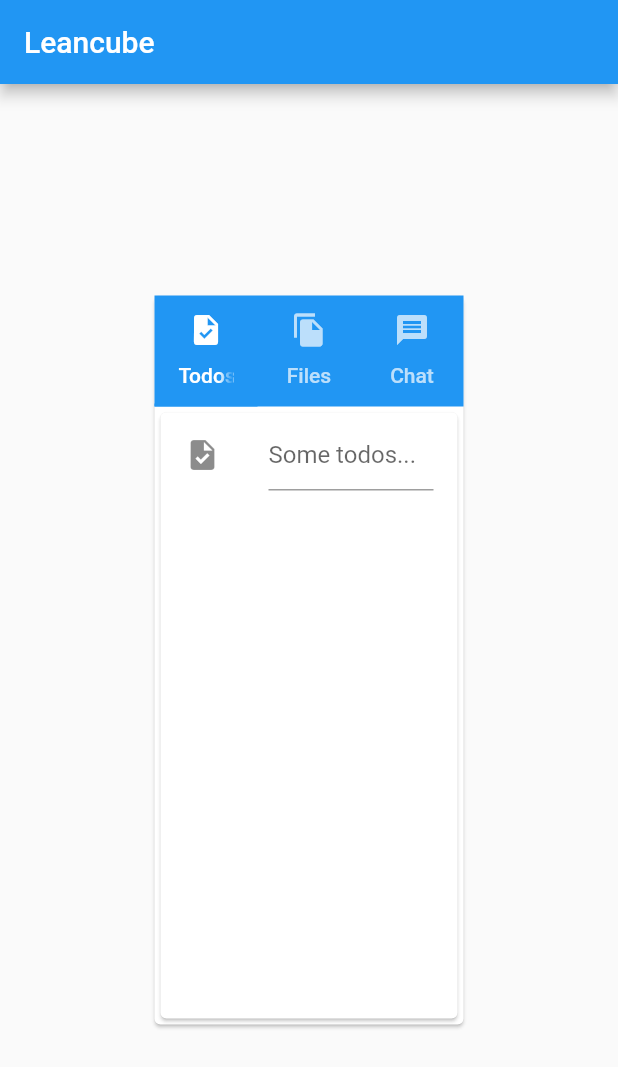
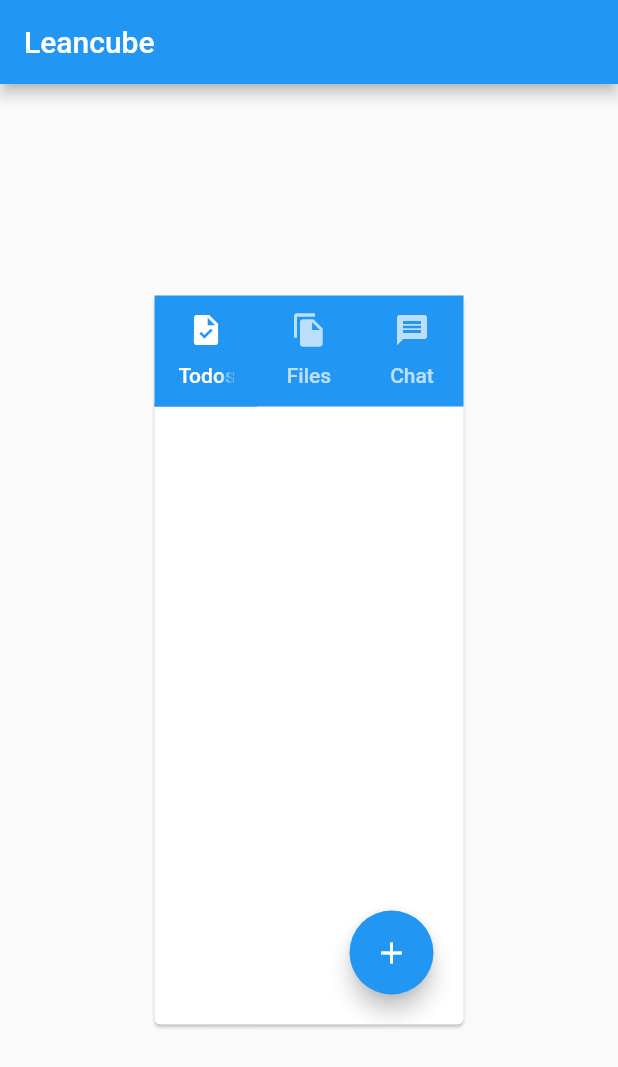
Before and after one commit to emely3h/LeanCubator, a Flutter app: the screen it shows after launch, on a phone screen of 412 x 824 dp. Shown: the top 1067 px of the screen. Run offline on Flutter 3.47's test engine with Material 2 defaults, Android fonts, the phone set to English and light mode, and no system bars; our stand-ins replace file_picker, syncfusion_flutter_datepicker; missing offline and left inert: firebase_auth_web, firebase_core_web; accounts and stored records are empty.

Commit message:
zusammengefügt

```diff
--- a/lib/Pages/task_page.dart
+++ b/lib/Pages/task_page.dart
@@ -1,4 +1,5 @@
 import 'package:flutter/material.dart';
+import 'package:lean_cubator/Pages/todolist.dart';
 import 'package:lean_cubator/components/chat_container.dart';
 
 import '../components/file_container.dart';
@@ -56,15 +57,7 @@ class _TaskContainerState extends State<TaskPage>
                       child: new TabBarView(
                         controller: _controller,
                         children: <Widget>[
-                          Card(
-                            child: new ListTile(
-                              leading: const Icon(Icons.task),
-                              title: new TextField(
-                                decoration: const InputDecoration(
-                                    hintText: 'Some todos...'),
-                              ),
-                            ),
-                          ),
+                          TodoList(),
                           FileContainer(),
                           ChatContainer()
                         ],
--- a/lib/Pages/todolist.dart
+++ b/lib/Pages/todolist.dart
@@ -2,7 +2,6 @@ import 'package:flutter/material.dart';
 import 'package:flutter/scheduler.dart';
 import 'package:lean_cubator/Models/todo.dart';
 import 'package:syncfusion_flutter_datepicker/datepicker.dart';
-import 'package:intl/intl.dart';
 
 class TodoWidget extends StatefulWidget {
   final Todo todo;
@@ -10,7 +9,8 @@ class TodoWidget extends StatefulWidget {
   TodoWidget({required this.todo, required this.parentState});
 
   @override
-  TodoWidgetState createState() => TodoWidgetState(todo: todo, parentState:parentState);
+  TodoWidgetState createState() =>
+      TodoWidgetState(todo: todo, parentState: parentState);
 }
 
 class TodoWidgetState extends State<TodoWidget> {
@@ -21,25 +21,34 @@ class TodoWidgetState extends State<TodoWidget> {
   @override
   Widget build(BuildContext context) {
     return Container(
-        child: Row(children: [
-      Text(todo.title + ' '),
-      Text(DateFormat('dd-MM-yyyy').format(DateTime.fromMillisecondsSinceEpoch(todo.creationtime)) + ' '),
-      Text(DateFormat('dd-MM-yyyy').format(DateTime.fromMillisecondsSinceEpoch(todo.deatlinetime)) + ' '),
-      const Text('Finished '),
-      Checkbox(
+      child: Row(
+        children: [
+          ListTile(
+            leading: Checkbox(
                 value: todo.status,
                 onChanged: (value) {
                   setState(() {
                     todo.status = value!;
                   });
                 }),
-                  ElevatedButton(
-            child: Text('Remove'),
-            onPressed: () {
+            title: Column(
+              children: [
+                Text(todo.title),
+                Text(((todo.deatlinetime - todo.creationtime) /
+                            (24 * 60 * 60 * 1000))
+                        .toStringAsFixed(0) +
+                    ' Days left'),
+              ],
+            ),
+            trailing: InkWell(
+              child: Icon(Icons.delete),
+              onTap: () {
                 parentState._removeItem(todo);
               },
-          )
-    ])
+            ),
+          ),
+        ],
+      ),
       //  DateFormat('dd MMMM, yyyy').format(args.value)
     );
   }
@@ -58,23 +67,40 @@ class _TodoListState extends State<TodoList> {
   final TextEditingController _textFieldController2 = TextEditingController();
   @override
   Widget build(BuildContext context) {
-    return Scaffold(
-        appBar: AppBar(title: const Text('To-Do List')),
-        body: Column(children: [
-          Expanded(child: Container(child: ListView(children: _getItems()))),
-          ElevatedButton(
-            child: Text('Add Item'),
+    return Column(
+      mainAxisAlignment: MainAxisAlignment.spaceBetween,
+      children: [
+        Container(
+          height: 300,
+          child: ListView(
+            children: _getItems(),
+          ),
+        ),
+        Container(
+          margin: EdgeInsets.all(20),
+          width: MediaQuery.of(context).size.width,
+          child: Column(
+            crossAxisAlignment: CrossAxisAlignment.end,
+            children: [
+              FloatingActionButton(
+                child: Icon(Icons.add),
                 onPressed: () {
                   _displayTextInputDialog(context);
                 },
+              ),
+            ],
+          ),
         )
-        ]));
+      ],
+    );
   }
 
   void _removeItem(Todo todo) {
+    print('länge: ' + _todoList.length.toString());
     setState(() {
       _todoList.remove(todo);
     });
+    print('länge: ' + _todoList.length.toString());
   }
 
   void _addTodoItem(Todo todo) {
@@ -91,7 +117,7 @@ class _TodoListState extends State<TodoList> {
     final List<Widget> _todoWidgets = <Widget>[];
     for (Todo todo in _todoList) {
       // _todoWidgets.add(TodoWidget(todo:todo));
-      _todoWidgets.add(TodoWidget(todo: todo,parentState:this));
+      _todoWidgets.add(TodoWidget(todo: todo, parentState: this));
     }
     return _todoWidgets;
   }
```
Lines whose indentation alone changed are shown as unchanged.
